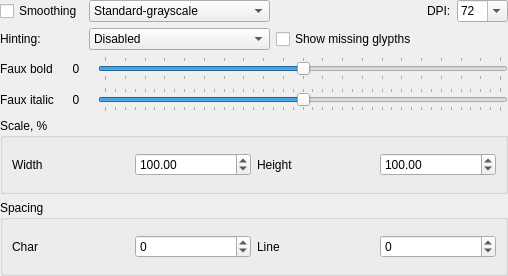
The window that src/fontoptionsframe.ui (mudita/fontbuilder) describes before a commit, drawn with Qt 5.
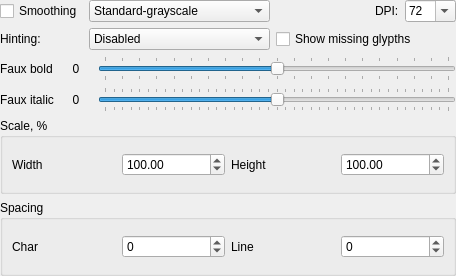
The same window after the commit.

```diff
--- a/src/fontoptionsframe.ui
+++ b/src/fontoptionsframe.ui
@@ -6,7 +6,7 @@
    <rect>
     <x>0</x>
     <y>0</y>
-    <width>508</width>
+    <width>456</width>
     <height>276</height>
    </rect>
   </property>
```
